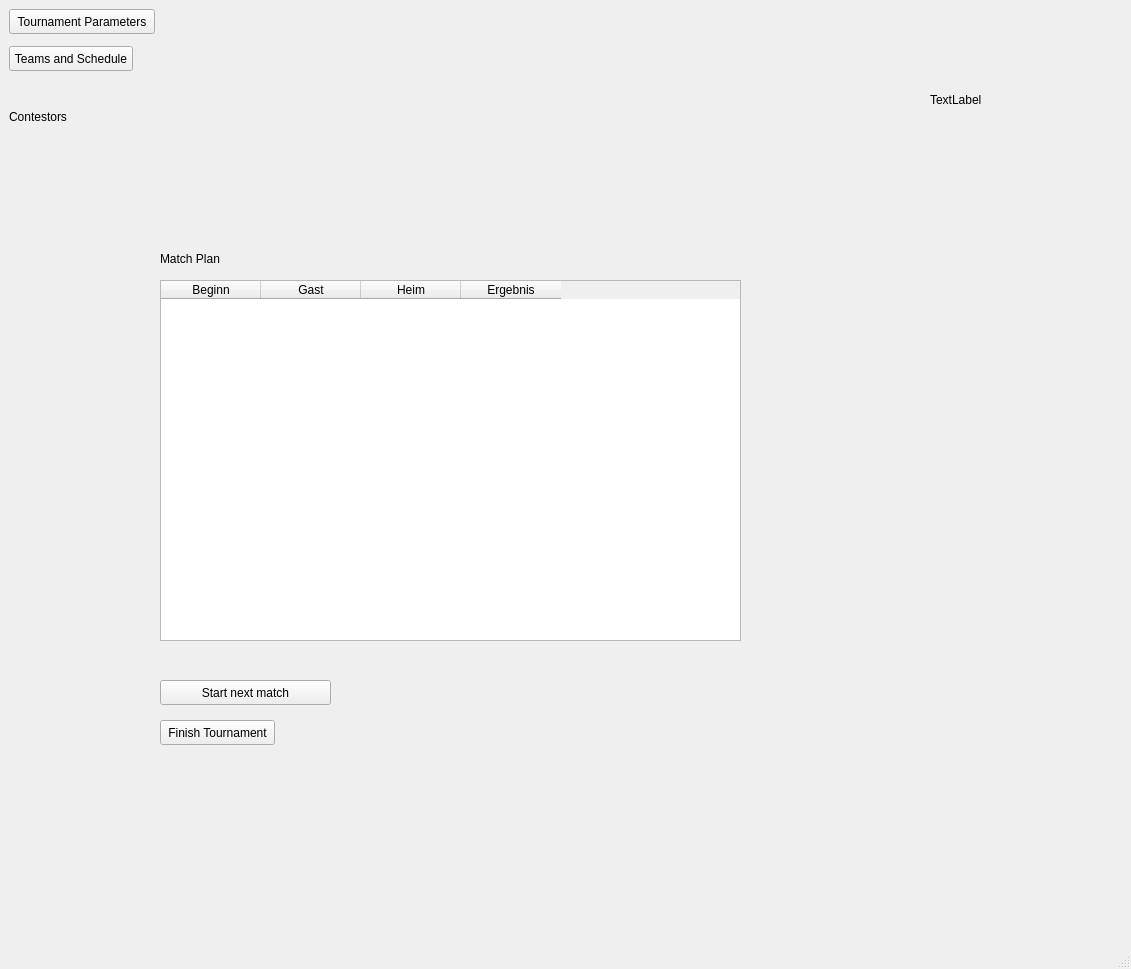
tapir442/py-match-fit, file ui/mainWindow.ui: the form before one commit.
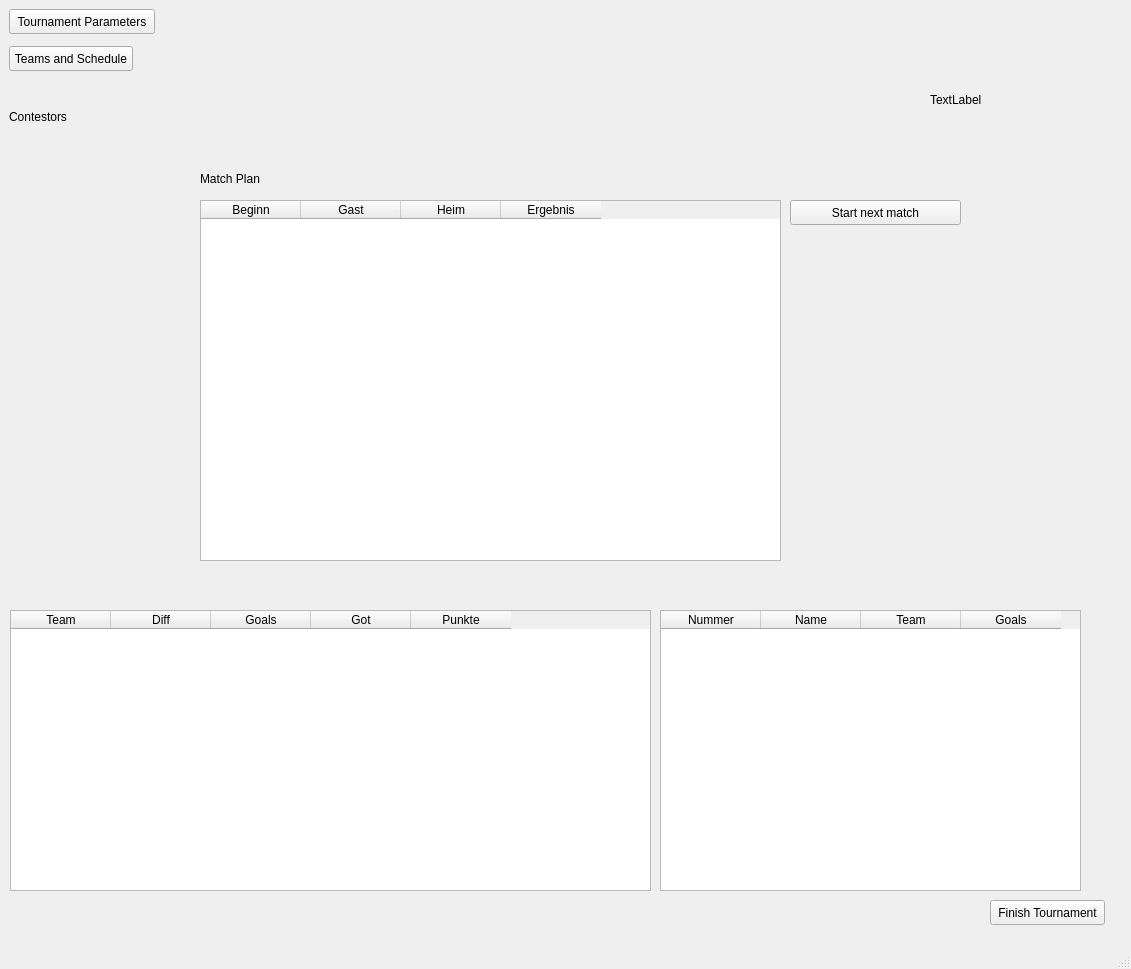
The form after the commit.

```diff
--- a/ui/mainWindow.ui
+++ b/ui/mainWindow.ui
@@ -17,8 +17,8 @@
    <widget class="QTableWidget" name="matchPlan">
     <property name="geometry">
      <rect>
-      <x>160</x>
-      <y>280</y>
+      <x>200</x>
+      <y>200</y>
       <width>581</width>
       <height>361</height>
      </rect>
@@ -56,8 +56,8 @@
    <widget class="QPushButton" name="finish_tournament">
     <property name="geometry">
      <rect>
-      <x>160</x>
-      <y>720</y>
+      <x>990</x>
+      <y>900</y>
       <width>115</width>
       <height>25</height>
      </rect>
@@ -108,8 +108,8 @@
    <widget class="QLabel" name="label">
     <property name="geometry">
      <rect>
-      <x>160</x>
-      <y>250</y>
+      <x>200</x>
+      <y>170</y>
       <width>91</width>
       <height>17</height>
      </rect>
@@ -134,8 +134,8 @@
    <widget class="QPushButton" name="start_match">
     <property name="geometry">
      <rect>
-      <x>160</x>
-      <y>680</y>
+      <x>790</x>
+      <y>200</y>
       <width>171</width>
       <height>25</height>
      </rect>
@@ -144,6 +144,71 @@
      <string>Start next match</string>
     </property>
    </widget>
+   <widget class="QTableWidget" name="tabelle">
+    <property name="geometry">
+     <rect>
+      <x>10</x>
+      <y>610</y>
+      <width>641</width>
+      <height>281</height>
+     </rect>
+    </property>
+    <column>
+     <property name="text">
+      <string>Team</string>
+     </property>
+    </column>
+    <column>
+     <property name="text">
+      <string>Diff</string>
+     </property>
+    </column>
+    <column>
+     <property name="text">
+      <string>Goals</string>
+     </property>
+    </column>
+    <column>
+     <property name="text">
+      <string>Got</string>
+     </property>
+    </column>
+    <column>
+     <property name="text">
+      <string>Punkte</string>
+     </property>
+    </column>
+   </widget>
+   <widget class="QTableWidget" name="scorer">
+    <property name="geometry">
+     <rect>
+      <x>660</x>
+      <y>610</y>
+      <width>421</width>
+      <height>281</height>
+     </rect>
+    </property>
+    <column>
+     <property name="text">
+      <string>Nummer</string>
+     </property>
+    </column>
+    <column>
+     <property name="text">
+      <string>Name</string>
+     </property>
+    </column>
+    <column>
+     <property name="text">
+      <string>Team</string>
+     </property>
+    </column>
+    <column>
+     <property name="text">
+      <string>Goals</string>
+     </property>
+    </column>
+   </widget>
   </widget>
   <widget class="QMenuBar" name="menubar">
    <property name="geometry">
```
